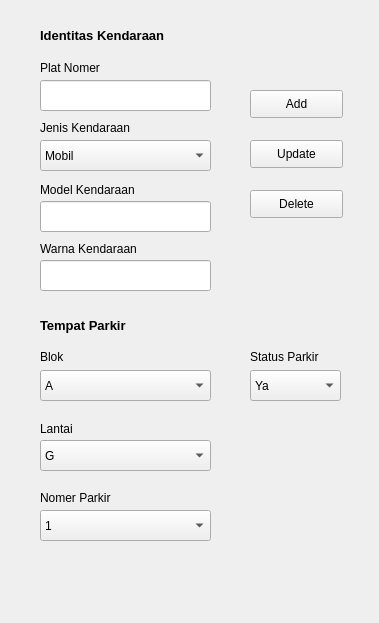
The window that FrmDataKen.ui (FarchanS/PBE-kel5-apartment) describes before a commit, drawn with Qt 5.
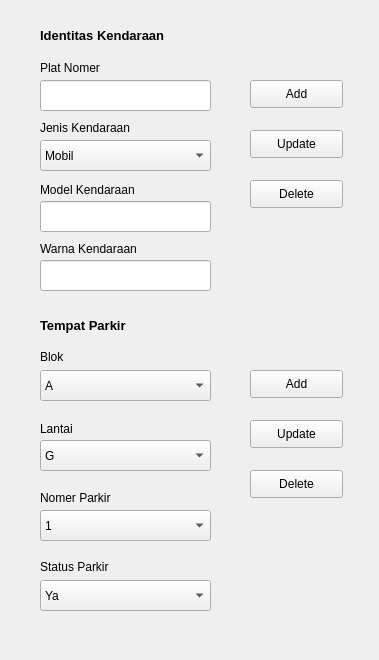
The same window after the commit.

Diff of the .ui file:
```diff
--- a/FrmDataKen.ui
+++ b/FrmDataKen.ui
@@ -7,7 +7,7 @@
     <x>0</x>
     <y>0</y>
     <width>379</width>
-    <height>623</height>
+    <height>660</height>
    </rect>
   </property>
   <property name="windowTitle">
@@ -37,7 +37,7 @@
    <property name="geometry">
     <rect>
      <x>250</x>
-     <y>90</y>
+     <y>80</y>
      <width>93</width>
      <height>28</height>
     </rect>
@@ -50,7 +50,7 @@
    <property name="geometry">
     <rect>
      <x>250</x>
-     <y>190</y>
+     <y>180</y>
      <width>93</width>
      <height>28</height>
     </rect>
@@ -187,7 +187,7 @@
    <property name="geometry">
     <rect>
      <x>250</x>
-     <y>140</y>
+     <y>130</y>
      <width>93</width>
      <height>28</height>
     </rect>
@@ -324,8 +324,8 @@
   <widget class="QLabel" name="label_7">
    <property name="geometry">
     <rect>
-     <x>250</x>
-     <y>349</y>
+     <x>40</x>
+     <y>559</y>
      <width>101</width>
      <height>16</height>
     </rect>
@@ -337,9 +337,9 @@
   <widget class="QComboBox" name="statusparkir">
    <property name="geometry">
     <rect>
-     <x>250</x>
-     <y>370</y>
-     <width>91</width>
+     <x>40</x>
+     <y>580</y>
+     <width>171</width>
      <height>31</height>
     </rect>
    </property>
@@ -377,6 +377,45 @@
     </rect>
    </property>
   </widget>
+  <widget class="QPushButton" name="push_addp">
+   <property name="geometry">
+    <rect>
+     <x>250</x>
+     <y>370</y>
+     <width>93</width>
+     <height>28</height>
+    </rect>
+   </property>
+   <property name="text">
+    <string>Add</string>
+   </property>
+  </widget>
+  <widget class="QPushButton" name="push_updatep">
+   <property name="geometry">
+    <rect>
+     <x>250</x>
+     <y>420</y>
+     <width>93</width>
+     <height>28</height>
+    </rect>
+   </property>
+   <property name="text">
+    <string>Update</string>
+   </property>
+  </widget>
+  <widget class="QPushButton" name="push_deletep">
+   <property name="geometry">
+    <rect>
+     <x>250</x>
+     <y>470</y>
+     <width>93</width>
+     <height>28</height>
+    </rect>
+   </property>
+   <property name="text">
+    <string>Delete</string>
+   </property>
+  </widget>
  </widget>
  <resources/>
  <connections/>
```
